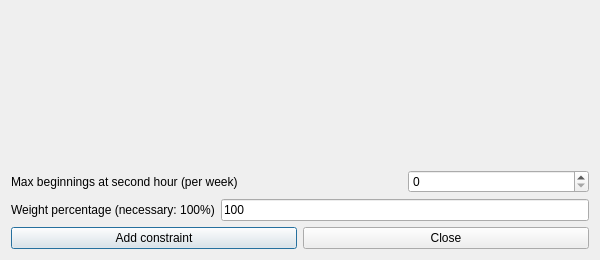
Old version of the form fet/src/interface/addconstraintstudentsafternoonsearlymaxbeginningsatsecondhourform_template.ui in the repository vonmecheln/fet.
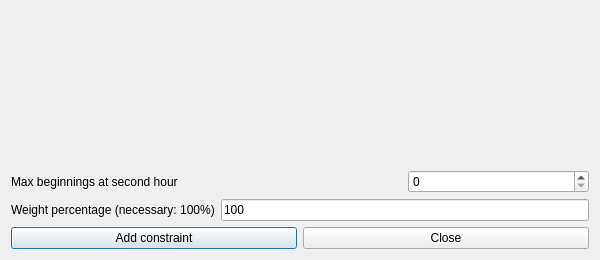
New version of the form.

Diff of the .ui file:
```diff
--- a/fet/src/interface/addconstraintstudentsafternoonsearlymaxbeginningsatsecondhourform_template.ui
+++ b/fet/src/interface/addconstraintstudentsafternoonsearlymaxbeginningsatsecondhourform_template.ui
@@ -23,7 +23,7 @@
       <enum>QFrame::Plain</enum>
      </property>
      <property name="text">
-      <string>Max beginnings at second hour (per week)</string>
+      <string>Max beginnings at second hour</string>
      </property>
      <property name="wordWrap">
       <bool>false</bool>
```
